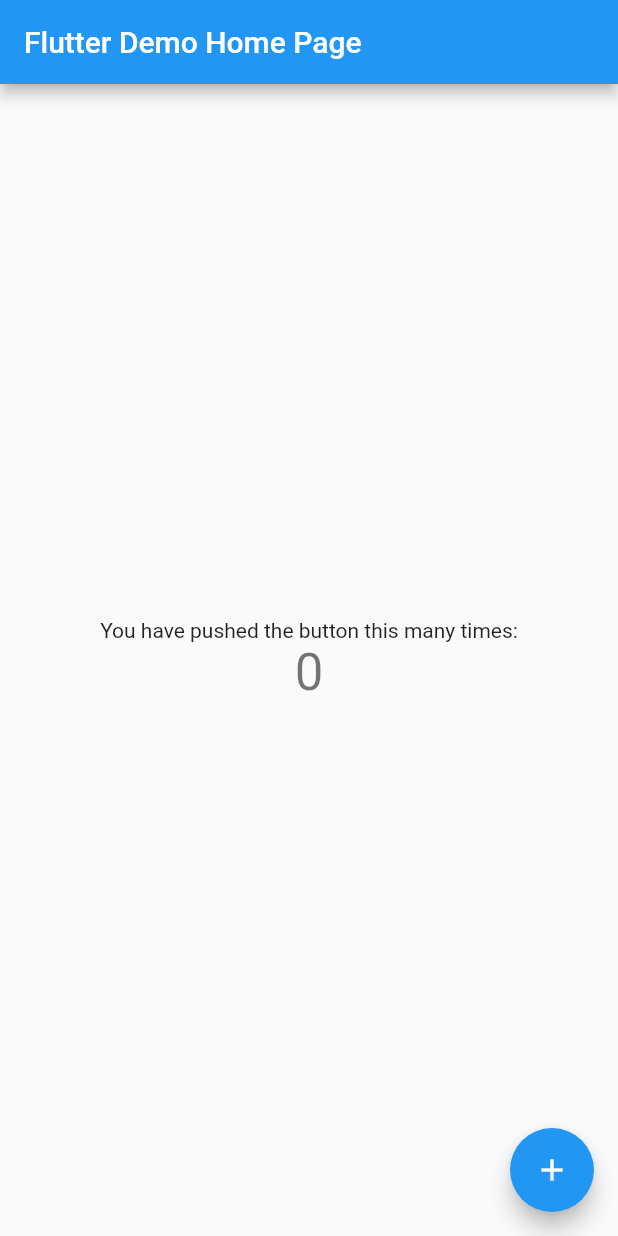
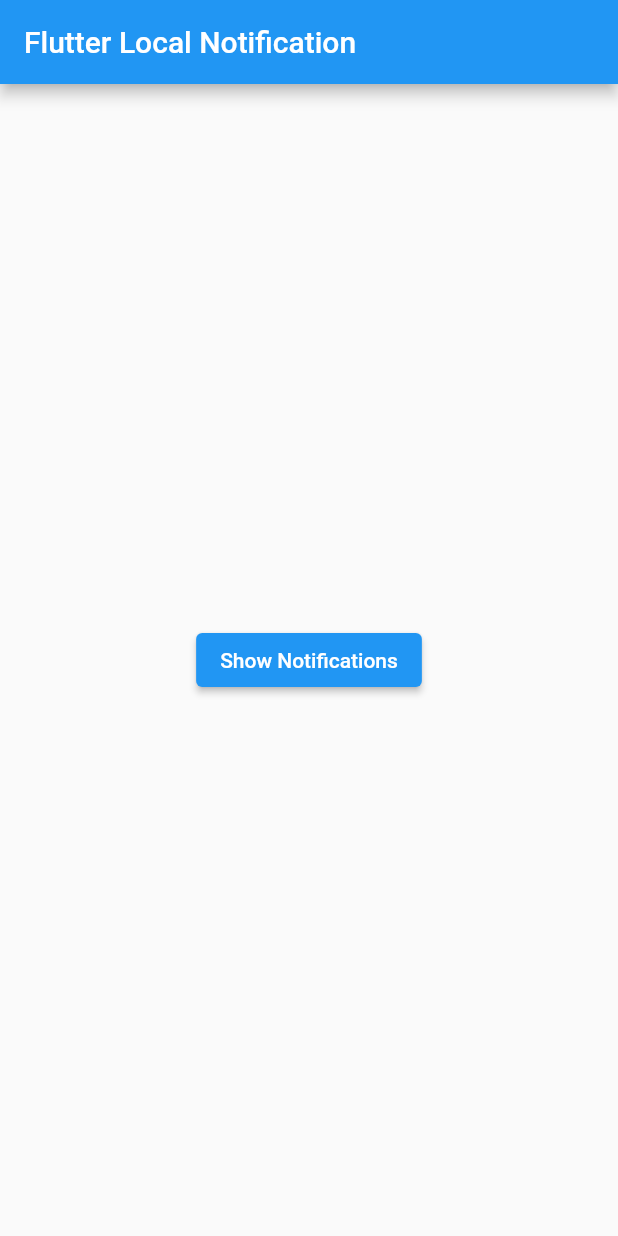
Before and after one commit to ImranShah1109/flutter_local_notification, a Flutter app: the screen it shows after launch, on a phone screen of 412 x 824 dp. Run offline on Flutter 3.47's test engine with Material 2 defaults, Android fonts, the phone set to English and light mode, and no system bars.

Commit message:
interface design done

```diff
--- a/lib/main.dart
+++ b/lib/main.dart
@@ -11,20 +11,11 @@ class MyApp extends StatelessWidget {
   @override
   Widget build(BuildContext context) {
     return MaterialApp(
-      title: 'Flutter Demo',
+      title: 'Flutter Local Notification',
       theme: ThemeData(
-        // This is the theme of your application.
-        //
-        // Try running your application with "flutter run". You'll see the
-        // application has a blue toolbar. Then, without quitting the app, try
-        // changing the primarySwatch below to Colors.green and then invoke
-        // "hot reload" (press "r" in the console where you ran "flutter run",
-        // or simply save your changes to "hot reload" in a Flutter IDE).
-        // Notice that the counter didn't reset back to zero; the application
-        // is not restarted.
         primarySwatch: Colors.blue,
       ),
-      home: const MyHomePage(title: 'Flutter Demo Home Page'),
+      home: const MyHomePage(title: 'Flutter Local Notification'),
     );
   }
 }
@@ -32,14 +23,6 @@ class MyApp extends StatelessWidget {
 class MyHomePage extends StatefulWidget {
   const MyHomePage({super.key, required this.title});
 
-  // This widget is the home page of your application. It is stateful, meaning
-  // that it has a State object (defined below) that contains fields that affect
-  // how it looks.
-
-  // This class is the configuration for the state. It holds the values (in this
-  // case the title) provided by the parent (in this case the App widget) and
-  // used by the build method of the State. Fields in a Widget subclass are
-  // always marked "final".
 
   final String title;
 
@@ -48,68 +31,22 @@ class MyHomePage extends StatefulWidget {
 }
 
 class _MyHomePageState extends State<MyHomePage> {
-  int _counter = 0;
 
-  void _incrementCounter() {
-    setState(() {
-      // This call to setState tells the Flutter framework that something has
-      // changed in this State, which causes it to rerun the build method below
-      // so that the display can reflect the updated values. If we changed
-      // _counter without calling setState(), then the build method would not be
-      // called again, and so nothing would appear to happen.
-      _counter++;
-    });
-  }
 
   @override
   Widget build(BuildContext context) {
-    // This method is rerun every time setState is called, for instance as done
-    // by the _incrementCounter method above.
-    //
-    // The Flutter framework has been optimized to make rerunning build methods
-    // fast, so that you can just rebuild anything that needs updating rather
-    // than having to individually change instances of widgets.
+
     return Scaffold(
       appBar: AppBar(
-        // Here we take the value from the MyHomePage object that was created by
-        // the App.build method, and use it to set our appbar title.
+
         title: Text(widget.title),
       ),
       body: Center(
-        // Center is a layout widget. It takes a single child and positions it
-        // in the middle of the parent.
-        child: Column(
-          // Column is also a layout widget. It takes a list of children and
-          // arranges them vertically. By default, it sizes itself to fit its
-          // children horizontally, and tries to be as tall as its parent.
-          //
-          // Invoke "debug painting" (press "p" in the console, choose the
-          // "Toggle Debug Paint" action from the Flutter Inspector in Android
-          // Studio, or the "Toggle Debug Paint" command in Visual Studio Code)
-          // to see the wireframe for each widget.
-          //
-          // Column has various properties to control how it sizes itself and
-          // how it positions its children. Here we use mainAxisAlignment to
-          // center the children vertically; the main axis here is the vertical
-          // axis because Columns are vertical (the cross axis would be
-          // horizontal).
-          mainAxisAlignment: MainAxisAlignment.center,
-          children: <Widget>[
-            const Text(
-              'You have pushed the button this many times:',
-            ),
-            Text(
-              '$_counter',
-              style: Theme.of(context).textTheme.headlineMedium,
-            ),
-          ],
-        ),
-      ),
-      floatingActionButton: FloatingActionButton(
-        onPressed: _incrementCounter,
-        tooltip: 'Increment',
-        child: const Icon(Icons.add),
-      ), // This trailing comma makes auto-formatting nicer for build methods.
+        child: ElevatedButton(
+          onPressed: (){},
+          child:const Text('Show Notifications'),
+        )
+      )
     );
   }
 }
```
